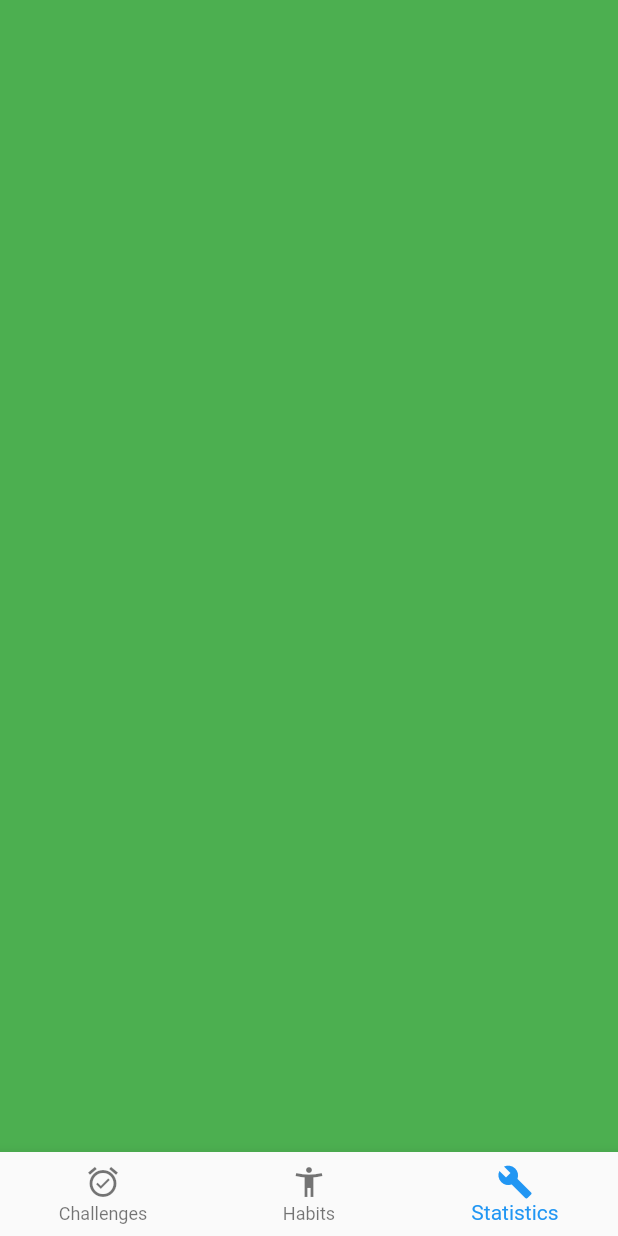
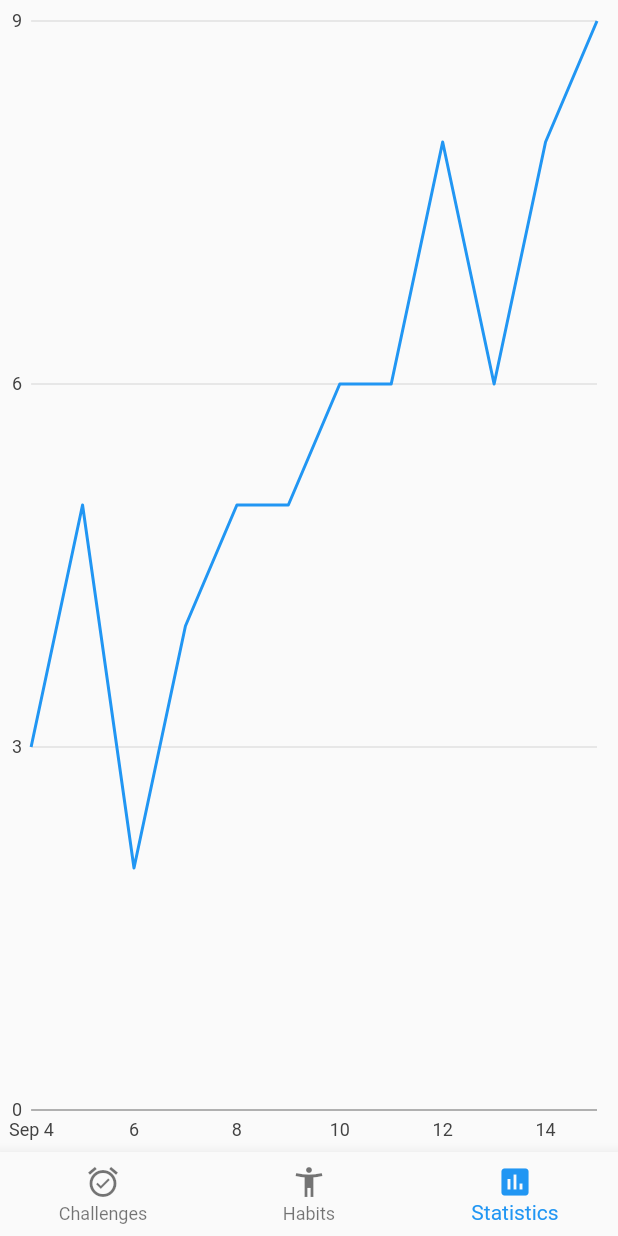
Before and after one commit to hack-kosice-from-kosice/flutter-app, a Flutter app: the HomePage screen opened directly, item 3 of the bottom bar chosen, on a phone screen of 412 x 824 dp. Run offline on Flutter 3.47's test engine with Material 2 defaults, Android fonts, the phone set to English and light mode, and no system bars; our stand-ins replace cached_network_image, charts_flutter; missing offline and left inert: flutter_fluid_slider, swipeable_card; network calls fail.

Commit message:
Added a chart to stats.dart (PlaceholderWidget)

```diff
--- a/lib/data/data.dart
+++ b/lib/data/data.dart
@@ -1,3 +1,5 @@
+
+import '../stats.dart';
 
 var awesomeQuotes = [
   "Awesome!",
@@ -10,3 +12,19 @@ var awesomeQuotes = [
   "As expected...",
   "Not a doubt!"
 ];
+
+
+final sleepingStatisticsData = [
+  new TimeSeriesWithIntValue(new DateTime(2020, 9, 4), 3),
+  new TimeSeriesWithIntValue(new DateTime(2020, 9, 5), 5),
+  new TimeSeriesWithIntValue(new DateTime(2020, 9, 6), 2),
+  new TimeSeriesWithIntValue(new DateTime(2020, 9, 7), 4),
+  new TimeSeriesWithIntValue(new DateTime(2020, 9, 8), 5),
+  new TimeSeriesWithIntValue(new DateTime(2020, 9, 9), 5),
+  new TimeSeriesWithIntValue(new DateTime(2020, 9, 10), 6),
+  new TimeSeriesWithIntValue(new DateTime(2020, 9, 11), 6),
+  new TimeSeriesWithIntValue(new DateTime(2020, 9, 12), 8),
+  new TimeSeriesWithIntValue(new DateTime(2020, 9, 13), 6),
+  new TimeSeriesWithIntValue(new DateTime(2020, 9, 14), 8),
+  new TimeSeriesWithIntValue(new DateTime(2020, 9, 15), 9),
+];
--- a/lib/main.dart
+++ b/lib/main.dart
@@ -12,12 +12,12 @@ void main() {
 
 class MyApp extends StatelessWidget {
   // This widget is the root of your application.
+
   @override
   Widget build(BuildContext context) {
     // set transparent top bar
-    SystemChrome.setSystemUIOverlayStyle(SystemUiOverlayStyle(
-        statusBarColor: Colors.transparent
-    ));
+    SystemChrome.setSystemUIOverlayStyle(
+        SystemUiOverlayStyle(statusBarColor: Colors.transparent));
 
     return MaterialApp(
       title: 'sleepIt App',
@@ -55,7 +55,7 @@ class _HomeState extends State<HomePage> {
   final List<Widget> _children = [
     TaskPage(),
     SkillPage(title: 'My Flutter App'),
-    PlaceholderWidget(Colors.green)
+    PlaceholderWidget()
   ];
 
   @override
@@ -64,7 +64,8 @@ class _HomeState extends State<HomePage> {
       body: _children[_currentIndex],
       bottomNavigationBar: BottomNavigationBar(
         onTap: onTabTapped,
-        currentIndex: _currentIndex, // this will be set when a new tab is tapped
+        currentIndex: _currentIndex,
+        // this will be set when a new tab is tapped
         items: [
           BottomNavigationBarItem(
             icon: new Icon(Icons.alarm_on),
@@ -75,13 +76,12 @@ class _HomeState extends State<HomePage> {
             title: new Text('Habits'),
           ),
           BottomNavigationBarItem(
-              icon: Icon(Icons.build),
-              title: Text('Statistics')
-          )
+              icon: Icon(Icons.assessment), title: Text('Statistics'))
         ],
       ),
     );
   }
+
   void onTabTapped(int index) {
     setState(() {
       _currentIndex = index;
--- a/lib/stats.dart
+++ b/lib/stats.dart
@@ -1,14 +1,30 @@
+import 'package:charts_flutter/flutter.dart' as charts;
 import 'package:flutter/material.dart';
 
+import 'data/data.dart';
+
 class PlaceholderWidget extends StatelessWidget {
-  final Color color;
 
-  PlaceholderWidget(this.color);
+  PlaceholderWidget();
 
   @override
   Widget build(BuildContext context) {
-    return Container(
-      color: color,
-    );
+    return charts.TimeSeriesChart([
+      new charts.Series<TimeSeriesWithIntValue, DateTime>(
+        id: 'Desktop',
+        colorFn: (_, __) => charts.MaterialPalette.blue.shadeDefault,
+        domainFn: (TimeSeriesWithIntValue values, _) => values.time,
+        measureFn: (TimeSeriesWithIntValue values, _) => values.value,
+        data: sleepingStatisticsData,
+      )
+    ]);
   }
 }
+
+/// Sample time series data type.
+class TimeSeriesWithIntValue {
+  final DateTime time;
+  final int value;
+
+  TimeSeriesWithIntValue(this.time, this.value);
+}
--- a/pubspec.yaml
+++ b/pubspec.yaml
@@ -26,6 +26,7 @@ dependencies:
     sdk: flutter
 
   cached_network_image: "^2.3.1"
+  charts_flutter: any
   http: ^0.12.0+2
   swipeable_card: 1.0.2
   flutter_fluid_slider: ^1.0.2
```
